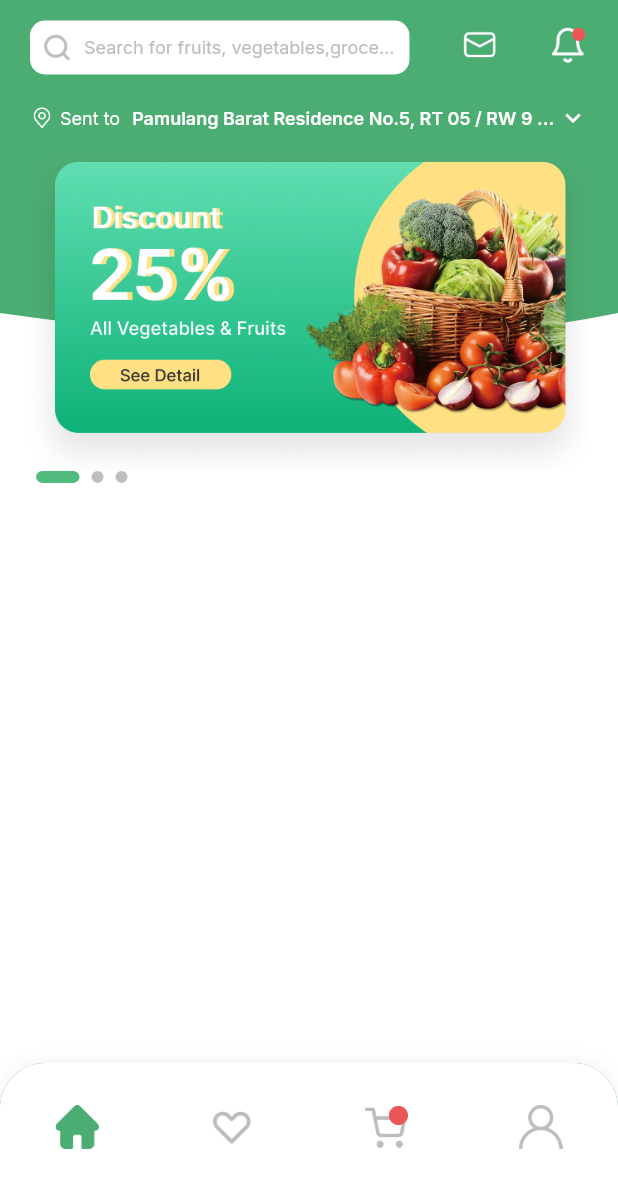
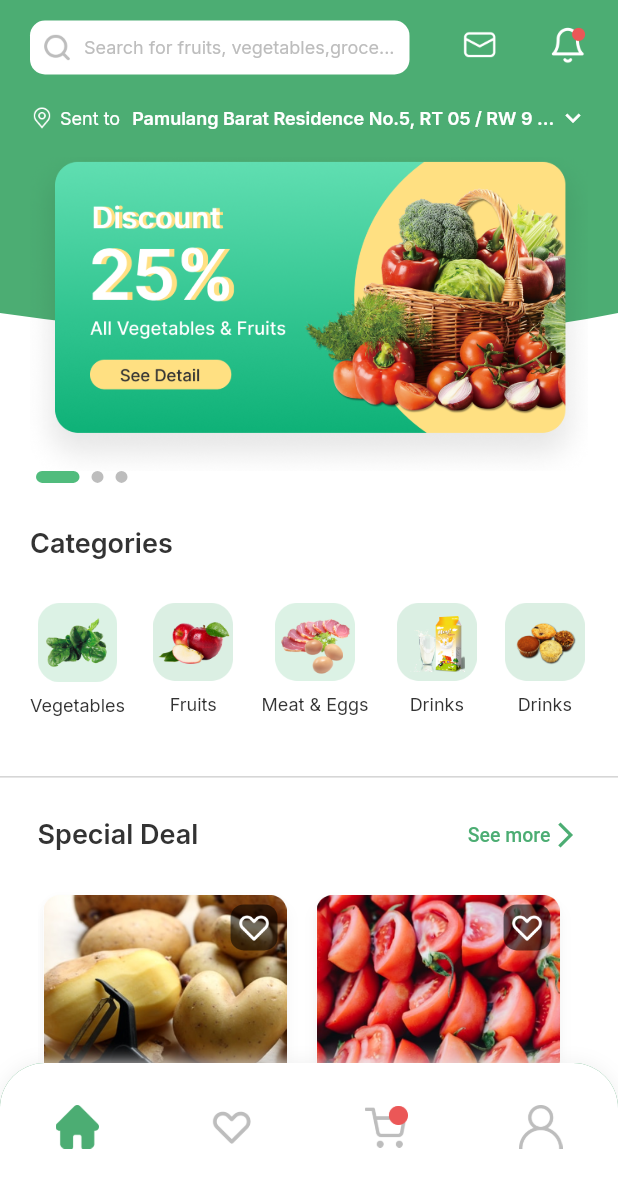
Before and after one commit to ardhia137/kangsayur, a Flutter app: the MainPage screen opened by its route, on a phone screen of 412 x 824 dp, the part 44-1236 px from its top. Run offline on Flutter 3.47's test engine with Material 2 defaults, Android fonts, the phone set to English and light mode, and no system bars; drawn by our look-alikes of carousel_slider; our stand-ins replace google_fonts.

Commit message:
menyelesaikan home page

```diff
--- a/lib/screen/home/mainPage.dart
+++ b/lib/screen/home/mainPage.dart
@@ -2,6 +2,7 @@ import 'package:carousel_slider/carousel_slider.dart';
 import 'package:flutter/material.dart';
 import 'package:kangsayur/theme.dart';
 import 'package:kangsayur/widget/clippathWidget.dart';
+import 'package:kangsayur/widget/productWidget.dart';
 
 class MainPage extends StatefulWidget {
   const MainPage({Key? key}) : super(key: key);
@@ -259,12 +260,134 @@ class _MainPageState extends State<MainPage> {
       );
     }
 
+  Widget category(){
+    return Padding(
+      padding: const EdgeInsets.only(left: 20,right: 20,top: 30),
+      child: Column(
+        crossAxisAlignment: CrossAxisAlignment.start,
+        children: [
+          Text("Categories",style: blackTextStyle.copyWith(
+            fontSize: 18,
+            fontWeight: semibold
+          ),),
+          Container(
+            height: 88,
+            margin: EdgeInsets.only(top: 28),
+            child: ListView(
+              shrinkWrap: true,
+              scrollDirection: Axis.horizontal,
+              children: [
+               Container(
+                 margin: EdgeInsets.only(right: 19),
+                 child: Column(
+                   children: [
+                     Image.asset('assets/vegetables.png',width: 53,),
+                     const SizedBox(height: 8,),
+                     Text('Vegetables',style: blackTextStyle.copyWith(fontSize: 12),)
+                   ],
+                 ),
+               ),Container(
+                 margin: EdgeInsets.only(right: 19),
+                 child: Column(
+                   children: [
+                     Image.asset('assets/fruits.png',width: 53,),
+                     const SizedBox(height: 8,),
+                     Text('Fruits',style: blackTextStyle.copyWith(fontSize: 12),)
+                   ],
+                 ),
+               ),Container(
+                 margin: EdgeInsets.only(right: 19),
+                 child: Column(
+                   children: [
+                     Image.asset('assets/meat&eggs.png',width: 53,),
+                     const SizedBox(height: 8,),
+                     Text('Meat & Eggs',style: blackTextStyle.copyWith(fontSize: 12),)
+                   ],
+                 ),
+               ),Container(
+                 margin: EdgeInsets.only(right: 19),
+                 child: Column(
+                   children: [
+                     Image.asset('assets/drinks.png',width: 53,),
+                     const SizedBox(height: 8,),
+                     Text('Drinks',style: blackTextStyle.copyWith(fontSize: 12),)
+                   ],
+                 ),
+               ),Container(
+                 margin: EdgeInsets.only(right: 19),
+                 child: Column(
+                   children: [
+                     Image.asset('assets/bakery.png',width: 53,),
+                     const SizedBox(height: 8,),
+                     Text('Drinks',style: blackTextStyle.copyWith(fontSize: 12),)
+                   ],
+                 ),
+               ),
+              ],
+            ),
+          ),
+
+        ],
+      ),
+    );
+  }
+
+  Widget garis(){
+    return  Container(
+            margin: EdgeInsets.only(top: 20),
+            child: Divider(color: greyColor3),
+          );
+  }
+
+  Widget special(){
+    return Container(
+      margin: EdgeInsets.symmetric(vertical: 20,horizontal: 25),
+      child: Column(
+        children: [
+          Row(
+            mainAxisAlignment: MainAxisAlignment.spaceBetween,
+            children: [
+              Text("Special Deal",style: blackTextStyle.copyWith(
+                fontWeight: semibold,
+                fontSize: 18
+              ),),
+              Row(
+                children: [
+                  Text("See more",style: primaryTextStyle.copyWith(fontWeight: medium,fontSize: 13),),
+                  Icon(Icons.arrow_forward_ios_sharp,size: 20,color: primaryColor,)
+                ],
+              )
+            ],
+          ),
+          Container(
+            height: 255,
+            // color: Colors.red,
+            margin: EdgeInsets.only(top: 25),
+            child: ListView(
+              shrinkWrap: true,
+                scrollDirection: Axis.horizontal,
+                children: [
+                  ProductWidget(img: 'assets/img_kentang.png',text: "Fresh Potato",),
+                  ProductWidget(img: 'assets/img_tomat.png',text: "Fresh Tomato",),
+                  ProductWidget(img: 'assets/img_wortel.png',text: "Fresh Carrot",),
+                ],
+            ),
+          )
+        ],
+      ),
+    );
+  }
+
     return SafeArea(
         child: Scaffold(
       backgroundColor: Colors.white,
       bottomNavigationBar: bottomnav(),
-      body: ListView(
-        children: [header()],
+      body: SingleChildScrollView(
+        scrollDirection: Axis.vertical,
+        child: Column(
+          crossAxisAlignment: CrossAxisAlignment.start,
+          children: [header(),category(),garis(),special()],
+        ),
       ),
     ));
   }
--- /dev/null
+++ b/lib/widget/productWidget.dart
@@ -0,0 +1,90 @@
+import 'package:flutter/material.dart';
+import 'package:kangsayur/theme.dart';
+
+class ProductWidget extends StatelessWidget {
+  final String img;
+  final String text;
+  const ProductWidget({Key? key,required this.img, required this.text}) : super(key: key);
+
+  @override
+  Widget build(BuildContext context) {
+    return Container(
+      width: 170,
+      margin: EdgeInsets.only(right: 12),
+      child: Card(
+        elevation: 4, // Change this
+        shadowColor: Colors.black26,
+        shape: RoundedRectangleBorder(
+          borderRadius: BorderRadius.circular(10.0),
+        ),
+        child: Column(
+          crossAxisAlignment: CrossAxisAlignment.start,
+          children: [
+            Stack(
+              children: [
+                Image.asset(img),
+                Align(
+                  alignment: Alignment.topRight,
+                  child: Container(
+                    width: 31.28,
+                    height: 30.7,
+                    margin: EdgeInsets.all(6),
+                    padding: EdgeInsets.all(3.5),
+                    decoration: BoxDecoration(
+                        color: Colors.black.withOpacity(0.56),
+                        borderRadius: BorderRadius.circular(8.69)),
+                    child: Image.asset(
+                      'assets/favorit.png',
+                      color: Colors.white,
+                    ),
+                  ),
+                )
+              ],
+            ),
+            Container(
+              margin: EdgeInsets.only(top: 7, left: 12),
+              child: Text(
+                text,
+                style: blackTextStyle.copyWith(fontWeight: semibold),
+              ),
+            ),
+            Container(
+                margin: EdgeInsets.only(left: 12, top: 7),
+                child: Row(
+                  children: [
+                    Text(
+                      "Rp 10,000",
+                      style: primaryTextStyle.copyWith(
+                          fontWeight: bold, fontSize: 13),
+                    ),
+                    Text(
+                      "/ 1 pack",
+                      style: greyTextStyle.copyWith(fontSize: 10),
+                    ),
+                  ],
+                )),
+            Container(
+              margin: EdgeInsets.only(top: 7, left: 12),
+              child: Text(
+                "Rp 12,000",
+                style: greyTextStyle2.copyWith(
+                    fontWeight: medium,
+                    fontSize: 11,
+                    decoration: TextDecoration.lineThrough),
+              ),
+            ),
+            Align(
+              alignment: Alignment.bottomRight,
+              child: Container(
+                  margin: EdgeInsets.only(top: 5, right: 10),
+                  child: Image.asset(
+                    'assets/add.png',
+                    width: 28,
+                  )),
+            ),
+          ],
+        ),
+      ),
+    );
+  }
+}
```
Also changed, not shown: assets/add.png (added), assets/bakery.png (added), assets/drinks.png (added), assets/fruits.png (added), assets/img_kentang.png (added), assets/img_tomat.png (added), assets/img_wortel.png (added), assets/meat&eggs.png (added), assets/vegetables.png (added).
